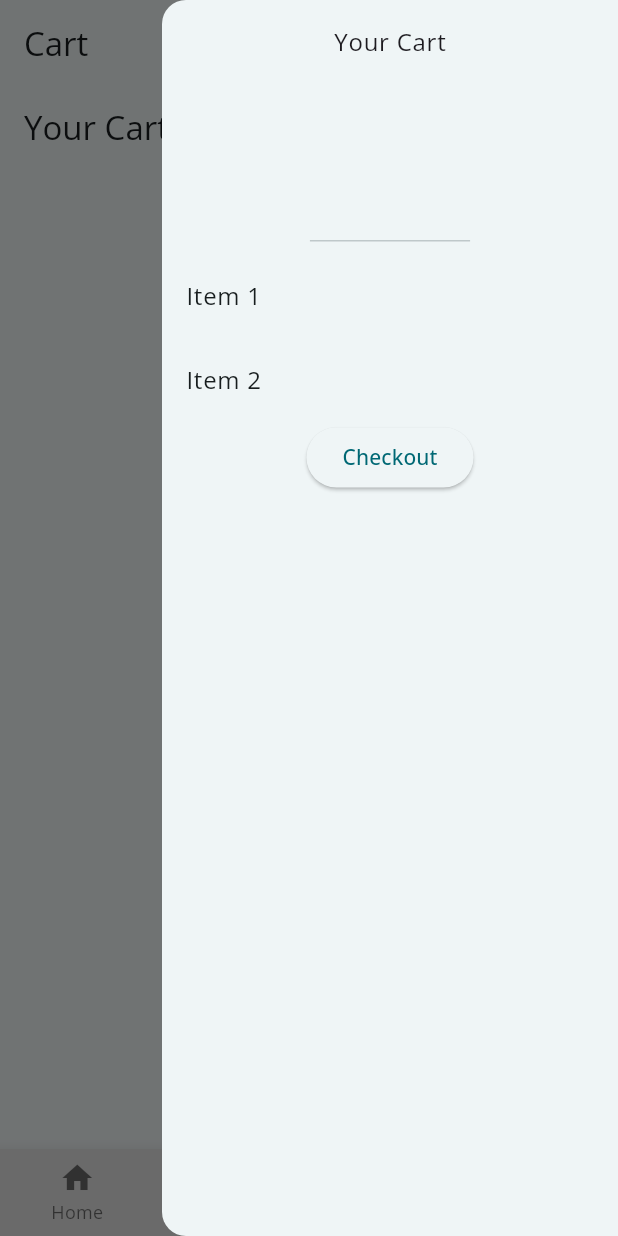
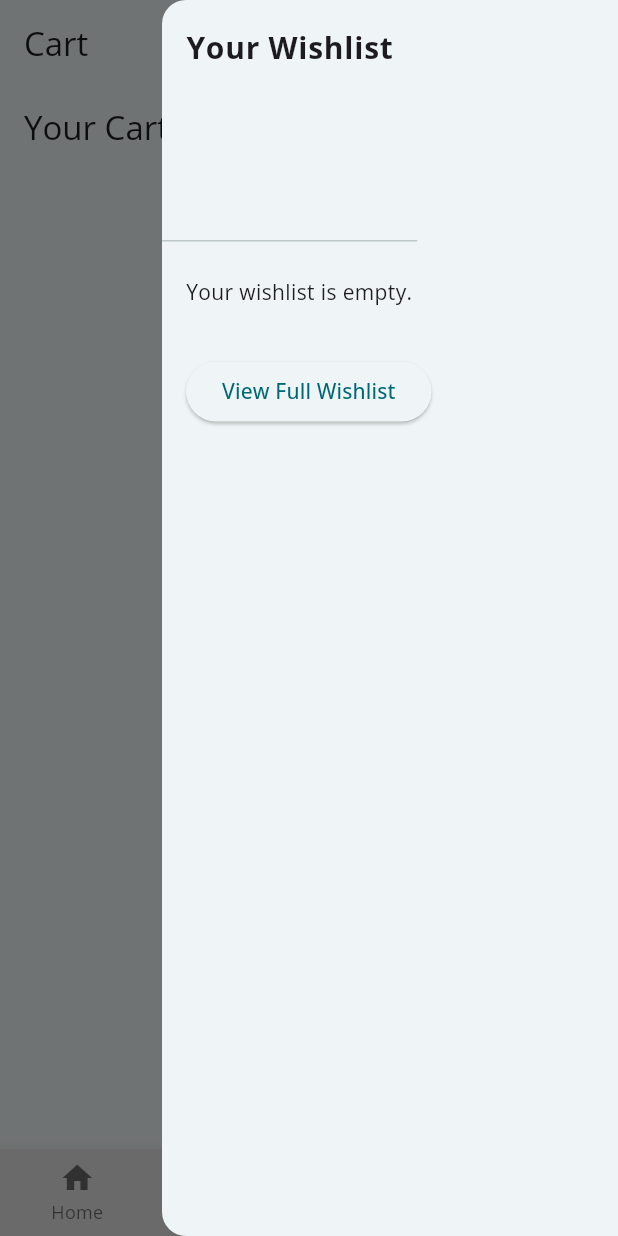
Before and after one commit to muhammadhashir153/book_store, a Flutter app: the UserHomePage screen opened by its route, item 3 of the bottom bar chosen, with the side drawer open, on a phone screen of 412 x 824 dp. Run offline on Flutter 3.47's test engine with Material 3 defaults, Android fonts, the light colour scheme and no system bars; our stand-ins replace cloud_firestore, firebase_auth, firebase_core, flutter_signin_button, google_fonts, google_sign_in and 2 more; missing offline and left inert: flutter_facebook_auth; accounts and stored records are empty; generated files the repository leaves out were written again.

Commit message:
working wishlist

```diff
--- a/lib/user_screen/home.dart
+++ b/lib/user_screen/home.dart
@@ -1,3 +1,4 @@
+import 'package:book_store/user_screen/pages/single_book.dart';
 import 'package:book_store/user_screen/pages/user_home.dart';
 import 'package:flutter/material.dart';
 import 'package:book_store/services/book_services.dart';
@@ -115,14 +116,88 @@
         key: _scaffoldKey,
         endDrawer: Drawer(
           child: Column(
+            crossAxisAlignment: CrossAxisAlignment.start,
             children: [
-              const DrawerHeader(child: Text("Your Cart")),
-              const ListTile(title: Text("Item 1")),
-              const ListTile(title: Text("Item 2")),
-              ElevatedButton(onPressed: () {}, child: const Text("Checkout")),
+              const DrawerHeader(
+                child: Text(
+                  "Your Wishlist",
+                  style: TextStyle(fontSize: 20, fontWeight: FontWeight.bold),
+                ),
+              ),
+
+              // Wrap the list in Expanded to avoid centering and allow full height usage
+              if (isLoadingWishlist)
+                const Padding(
+                  padding: EdgeInsets.all(16.0),
+                  child: CircularProgressIndicator(),
+                )
+              else if (wishlistBooks.isEmpty)
+                const Padding(
+                  padding: EdgeInsets.all(16.0),
+                  child: Text("Your wishlist is empty."),
+                )
+              else
+                Expanded(
+                  child: ListView.builder(
+                    padding: const EdgeInsets.only(bottom: 8),
+                    itemCount: wishlistBooks.length,
+                    itemBuilder: (context, index) {
+                      final book = wishlistBooks[index];
+                      return ListTile(
+                        contentPadding: const EdgeInsets.symmetric(
+                          horizontal: 16,
+                          vertical: 8
+                        ),
+                        leading: Image.network(
+                          book.imageUrl ?? '',
+                          width: 50,
+                          height: 70,
+                          fit: BoxFit.cover,
+                        ),
+                        title: Text(book.title ?? 'No Title'),
+                        onTap: () {
+                          Navigator.of(context).push(
+                            MaterialPageRoute(
+                              builder: (_) => BookSingle(bookId: book.id!),
+                            ),
+                          );
+                        },
+                        trailing: IconButton(
+                          icon: const Icon(Icons.delete, color: Colors.red),
+                          onPressed: () async {
+                            await WishlistService.removeFromWishlist(
+                              userId!,
+                              book.id!,
+                            );
+                            setState(() {
+                              wishlistBooks.removeAt(index);
+                            });
+                            ScaffoldMessenger.of(context).showSnackBar(
+                              const SnackBar(
+                                content: Text("Removed from wishlist"),
+                              ),
+                            );
+                          },
+                        ),
+                      );
+                    },
+                  ),
+                ),
+
+              // Optional: button at the bottom
+              Padding(
+                padding: const EdgeInsets.all(16.0),
+                child: ElevatedButton(
+                  onPressed: () {
+                    // Optional: navigate to a full wishlist screen
+                  },
+                  child: const Text("View Full Wishlist"),
+                ),
+              ),
             ],
           ),
         ),
+
         appBar: AppBar(
           title: Text(_titles[_selectedIndex]),
           automaticallyImplyLeading: false,
```
Also changed, not shown: lib/user_screen/pages/all_books.dart (+7 -7 lines).
